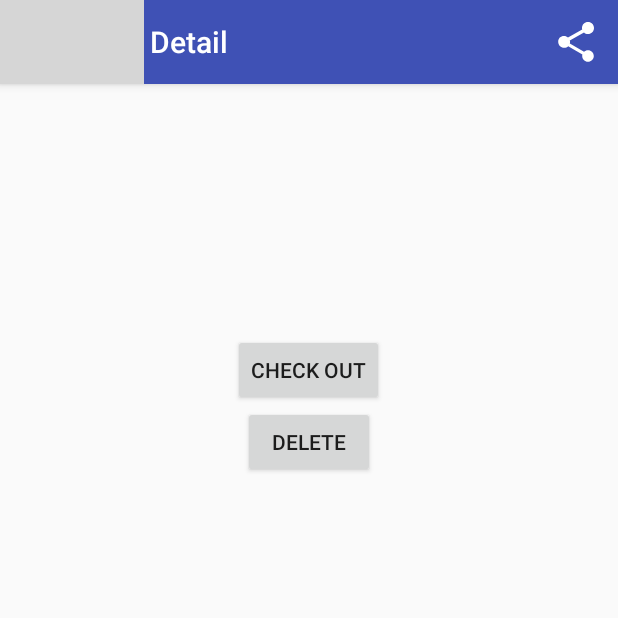
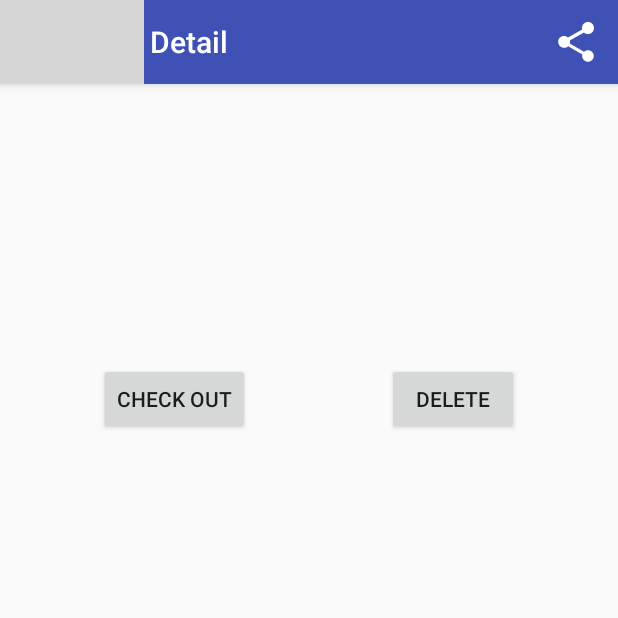
Before and after one commit to shawnfan/Prolific-Library, an Android app: the BooksDetailActivity screen opened directly, with no data from a screen before it, on a phone screen of 412 x 824 dp, the top half of it. Run offline under Robolectric (Android 15) with nearby library versions, the light colour scheme and no system bars; 1 statement that could not run was skipped; grey boxes are pictures that could not be loaded.

Commit message:
update icon

```diff
--- a/app/src/main/AndroidManifest.xml
+++ b/app/src/main/AndroidManifest.xml
@@ -10,9 +10,10 @@
         android:theme="@style/AppTheme">
         <activity
             android:name=".activity.MainActivity"
-            android:label="@string/toolbar_book"
+            android:label="@string/title_book"
             android:theme="@style/AppTheme.NoActionBar">
-            <intent-filter>
+            <intent-filter
+                android:label = "@string/app_name">
                 <action android:name="android.intent.action.MAIN" />
 
                 <category android:name="android.intent.category.LAUNCHER" />
--- a/app/src/main/java/com/xiaoyaoworm/prolificlibrary/client/RestClient.java
+++ b/app/src/main/java/com/xiaoyaoworm/prolificlibrary/client/RestClient.java
@@ -11,7 +11,8 @@
 import retrofit2.converter.gson.GsonConverterFactory;
 
 /**
- * Created by xiaoyaoworm on 3/20/16.
+ * Created by Leon Jiang(xiaoyaoworm) on 3/20/16.
+ * https://github.com/xiaoyaoworm
  */
 
 public class RestClient {
--- a/app/src/main/java/com/xiaoyaoworm/prolificlibrary/data/Constant.java
+++ b/app/src/main/java/com/xiaoyaoworm/prolificlibrary/data/Constant.java
@@ -1,8 +1,10 @@
 package com.xiaoyaoworm.prolificlibrary.data;
 
 /**
- * Created by xiaoyaoworm on 3/21/16.
+ * Created by Leon Jiang(xiaoyaoworm) on 3/21/16.
+ * https://github.com/xiaoyaoworm
  */
+
 public class Constant {
 
     public static final String BASE_URL = "http://prolific-interview.herokuapp.com/56eb7034cada930009ab0998/";
--- a/app/src/main/java/com/xiaoyaoworm/prolificlibrary/service/LibraryService.java
+++ b/app/src/main/java/com/xiaoyaoworm/prolificlibrary/service/LibraryService.java
@@ -13,8 +13,10 @@
 import retrofit2.http.Path;
 
 /**
- * Created by xiaoyaoworm on 3/20/16.
+ * Created by Leon Jiang(xiaoyaoworm) on 3/20/16.
+ * https://github.com/xiaoyaoworm
  */
+
 public interface LibraryService {
 
     @GET("books")
--- a/app/src/main/java/com/xiaoyaoworm/prolificlibrary/ui/BooksAdapter.java
+++ b/app/src/main/java/com/xiaoyaoworm/prolificlibrary/ui/BooksAdapter.java
@@ -16,8 +16,10 @@
 import java.util.ArrayList;
 
 /**
- * Created by xiaoyaoworm on 3/20/16.
+ * Created by Leon Jiang(xiaoyaoworm) on 3/20/16.
+ * https://github.com/xiaoyaoworm
  */
+
 public class BooksAdapter extends ArrayAdapter<Book> {
 
     private ArrayList<Book> books;
--- a/app/src/main/res/layout/content_books_detail.xml
+++ b/app/src/main/res/layout/content_books_detail.xml
@@ -13,17 +13,23 @@
     tools:showIn="@layout/activity_books_detail">
 
     <LinearLayout
+        android:id="@+id/bookInfo"
         android:layout_width="match_parent"
-        android:layout_height="match_parent"
+        android:layout_height="wrap_content"
         android:weightSum="1"
         android:orientation="vertical">
-
 
         <TextView
             android:layout_width="wrap_content"
             android:layout_height="wrap_content"
             android:textAppearance="?android:attr/textAppearanceLarge"
             android:id="@+id/bookTitleText" />
+
+        <TextView
+            android:layout_width="wrap_content"
+            android:layout_height="wrap_content"
+            android:textAppearance="?android:attr/textAppearanceSmall"
+            android:id="@+id/dummyTop" />
 
         <TextView
             android:layout_width="wrap_content"
@@ -59,7 +65,15 @@
             android:layout_width="wrap_content"
             android:layout_height="wrap_content"
             android:textAppearance="?android:attr/textAppearanceSmall"
-            android:id="@+id/dump"/>
+            android:id="@+id/dumpBottom"/>
+
+    </LinearLayout>
+
+    <RelativeLayout
+        android:layout_width="match_parent"
+        android:layout_height="wrap_content"
+        android:layout_below="@+id/bookInfo"
+        android:orientation="horizontal">
 
         <Button
             android:layout_width="wrap_content"
@@ -67,17 +81,18 @@
             android:layout_gravity="center"
             android:text="@string/button_checkout"
             android:id="@+id/checkoutButton"
-            android:onClick="checkout"/>
+            android:onClick="checkout"
+            android:layout_alignParentLeft="true"
+            android:layout_marginLeft="50dp" />
 
         <Button
             android:layout_width="wrap_content"
             android:layout_height="wrap_content"
-            android:layout_gravity="center"
             android:text="@string/button_delete"
             android:id="@+id/deleteButton"
-            android:onClick="delete"/>
-
-
-    </LinearLayout>
+            android:onClick="delete"
+            android:layout_alignParentRight="true"
+            android:layout_marginRight="50dp" />
+    </RelativeLayout>
 
 </RelativeLayout>
--- a/app/src/main/res/values/strings.xml
+++ b/app/src/main/res/values/strings.xml
@@ -4,7 +4,7 @@
     <string name="action_deleteAll">Delete All</string>
 
 
-    <string name="toolbar_book">Book</string>
+    <string name="title_book">Book</string>
     <string name="title_activity_books_detail">Detail</string>
     <string name="title_activity_add_book">Add a book</string>
 
```
Also changed, not shown: app/src/main/java/com/xiaoyaoworm/prolificlibrary/activity/AddBookActivity.java (+13 -8 lines), app/src/main/java/com/xiaoyaoworm/prolificlibrary/activity/BooksDetailActivity.java (+23 -15 lines), app/src/main/java/com/xiaoyaoworm/prolificlibrary/activity/MainActivity.java (+13 -8 lines), app/src/main/ic_launcher-web.png (added), app/src/main/res/mipmap-hdpi/ic_launcher.png, app/src/main/res/mipmap-mdpi/ic_launcher.png, app/src/main/res/mipmap-xhdpi/ic_launcher.png, app/src/main/res/mipmap-xxhdpi/ic_launcher.png, app/src/main/res/mipmap-xxxhdpi/ic_launcher.png.
